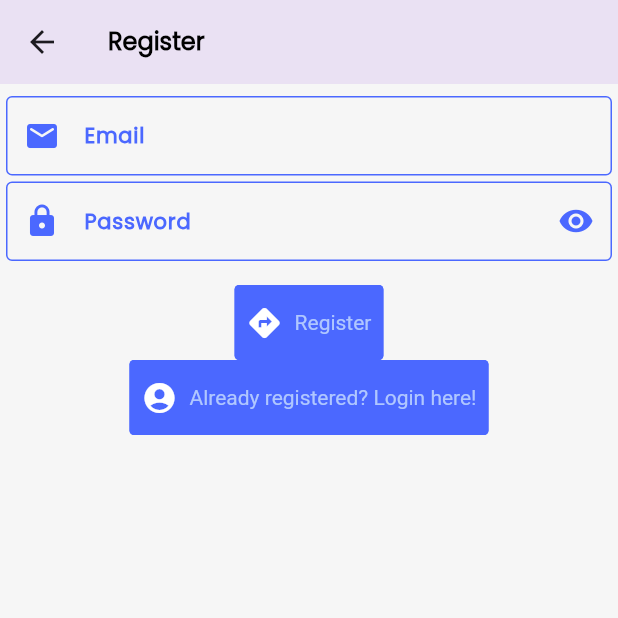
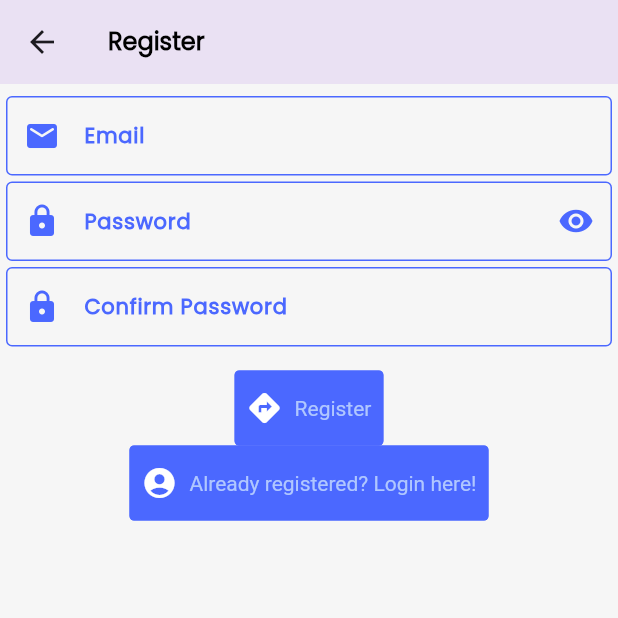
Before and after one commit to defUserName-404/mynotes-flutter, a Flutter app: the RegisterView screen opened by its route, on a phone screen of 412 x 824 dp, the top half of it. Run offline on Flutter 3.47's test engine with Material 3 defaults, Android fonts, the phone set to English and light mode, and no system bars; drawn by our look-alikes of getwidget; our stand-ins replace bloc, cloud_firestore, firebase_auth, firebase_core, flutter_bloc, share_plus and 1 more; accounts and stored records are empty; network calls fail.

Commit message:
Added authentication verification on registration

```diff
--- /dev/null
+++ b/lib/services/auth/auth_validation.dart
@@ -0,0 +1,43 @@
+class AppAuthenticationValidator {
+  AppAuthenticationValidator._();
+
+  static final RegExp _emailRegex = RegExp(
+      r"^[a-zA-Z0-9.!#$%&'*+/=?^_`{|}~-]+@[a-zA-Z0-9](?:[a-zA-Z0-9-]{0,61}[a-zA-Z0-9])?(?:\.[a-zA-Z0-9](?:[a-zA-Z0-9-]{0,61}[a-zA-Z0-9])?)*$");
+
+  static final RegExp _passwordRegex = RegExp(
+      r"^(?=.*[a-z])(?=.*[A-Z])(?=.*\d)(?=.*[@$!%*?&,\-_=])[A-Za-z\d@$!%*?&,\-_=]+$");
+
+  static String? validateEmail(String email) {
+    if (email.isEmpty) {
+      return 'Email must not be empty.';
+    }
+    if (!_emailRegex.hasMatch(email)) {
+      return 'Email is invalid.';
+    }
+    return null;
+  }
+
+  static String? validatePassword(String password) {
+    if (password.isEmpty) {
+      return 'Password must not be empty.';
+    }
+    if (password.length < 6) {
+      return 'Password must be at least 6 characters long.';
+    }
+    if (!_passwordRegex.hasMatch(password)) {
+      return 'Password must contain at least one uppercase letter, one lowercase letter, one digit and one special character.';
+    }
+    return null;
+  }
+
+  static String? validateConfirmPassword(
+      String password, String confirmPassword) {
+    if (confirmPassword.isEmpty) {
+      return 'Confirm password must not be empty.';
+    }
+    if (password != confirmPassword) {
+      return 'Password does not match.';
+    }
+    return null;
+  }
+}
--- a/lib/views/custom_widgets/dialogs.dart
+++ b/lib/views/custom_widgets/dialogs.dart
@@ -37,12 +37,12 @@ class AppDialog {
   static Future<void> showErrorDialog(
       {required BuildContext context,
       required String title,
-      required String content}) async {
+      String? content}) async {
     await showDialog(
       context: context,
       builder: (context) => AlertDialog(
         title: Text(title),
-        content: Text(content),
+        content: content == null ? null : Text(content),
         actions: [
           AppButton(
               text: 'Ok',
--- a/lib/views/custom_widgets/textfield.dart
+++ b/lib/views/custom_widgets/textfield.dart
@@ -6,6 +6,7 @@ class AppTextField extends StatelessWidget {
   final TextInputType keyboardType;
   final String hintText;
   final String labelText;
+  final String? errorText;
   final Widget? prefixIcon;
   final Widget? suffixIcon;
   final Color borderColor;
@@ -16,6 +17,7 @@ class AppTextField extends StatelessWidget {
   final int? maxLines;
   final bool expands;
   final Function? onTap;
+  final String? Function(String?)? validator;
 
   const AppTextField(
       {super.key,
@@ -23,6 +25,7 @@ class AppTextField extends StatelessWidget {
       this.keyboardType = TextInputType.text,
       required this.hintText,
       required this.labelText,
+      this.errorText,
       this.prefixIcon,
       this.suffixIcon,
       this.obscureText = false,
@@ -32,11 +35,12 @@ class AppTextField extends StatelessWidget {
       this.autoCorrect = true,
       this.borderColor = CustomColors.primary,
       this.focusNode,
+      this.validator,
       this.onTap});
 
   @override
   Widget build(BuildContext context) {
-    return TextField(
+    return TextFormField(
         controller: controller,
         keyboardType: keyboardType,
         textAlignVertical: TextAlignVertical.top,
@@ -44,6 +48,14 @@ class AppTextField extends StatelessWidget {
         decoration: InputDecoration(
           hintText: hintText,
           labelText: labelText,
+          errorText: errorText,
+          errorMaxLines: 5,
+          errorBorder: OutlineInputBorder(
+              borderRadius: BorderRadius.circular(4.0),
+              borderSide: const BorderSide(color: Colors.red, width: 1)),
+          focusedErrorBorder: OutlineInputBorder(
+              borderRadius: BorderRadius.circular(4.0),
+              borderSide: const BorderSide(color: Colors.red, width: 3)),
           labelStyle: const TextStyle(
               fontWeight: FontWeight.bold, color: CustomColors.primary),
           floatingLabelAlignment: FloatingLabelAlignment.center,
@@ -56,6 +68,7 @@ class AppTextField extends StatelessWidget {
           prefixIcon: _getColoredIcon(prefixIcon),
           suffixIcon: _getColoredIcon(suffixIcon),
         ),
+        validator: validator,
         obscureText: obscureText,
         enableSuggestions: enableSuggestions,
         autocorrect: autoCorrect,
--- a/lib/views/register_view.dart
+++ b/lib/views/register_view.dart
@@ -2,10 +2,10 @@ import 'package:flutter/material.dart';
 import 'package:flutter/scheduler.dart';
 import 'package:mynotes/services/auth/auth_exceptions.dart';
 import 'package:mynotes/services/auth/auth_service.dart';
+import 'package:mynotes/services/auth/auth_validation.dart';
 
 import '../util/constants/routes.dart';
 import 'custom_widgets/button.dart';
-import 'custom_widgets/dialogs.dart';
 import 'custom_widgets/icon.dart';
 import 'custom_widgets/textfield.dart';
 
@@ -17,51 +17,33 @@ class RegisterView extends StatefulWidget {
 }
 
 class _RegisterViewState extends State<RegisterView> {
+  final _formKey = GlobalKey<FormState>();
   late final TextEditingController _emailController;
   late final TextEditingController _passwordController;
+  late final TextEditingController _confirmPasswordController;
   late bool _isPasswordVisible;
 
   Future<void> _handleRegistration() async {
     final email = _emailController.text;
     final password = _passwordController.text;
     try {
-      final userCredentials = await AppAuthService.firebase()
+      await AppAuthService.firebase()
           .register(email: email, password: password);
       SchedulerBinding.instance.addPostFrameCallback((timeStamp) {
         Navigator.of(context)
             .pushNamedAndRemoveUntil(homeRoute, (route) => false);
       });
     } on EmailAlreadyExistsException {
-      AppDialog.showErrorDialog(
-          context: context,
-          title: 'User Not Found',
-          content:
-              'Email you entered does not belong any existing user. Try Registering.');
     } on WeakPasswordAuthException {
-      AppDialog.showErrorDialog(
-          context: context,
-          title: 'User Not Found',
-          content:
-              'Email you entered does not belong any existing user. Try Registering.');
     } on InvalidEmailAuthException {
-      AppDialog.showErrorDialog(
-          context: context,
-          title: 'User Not Found',
-          content:
-              'Email you entered does not belong any existing user. Try Registering.');
-    } on GenericAuthException {
-      AppDialog.showErrorDialog(
-          context: context,
-          title: 'User Not Found',
-          content:
-              'Email you entered does not belong any existing user. Try Registering.');
-    }
+    } on GenericAuthException {}
   }
 
   @override
   void initState() {
     _emailController = TextEditingController();
     _passwordController = TextEditingController();
+    _confirmPasswordController = TextEditingController();
     _isPasswordVisible = false;
     super.initState();
   }
@@ -70,6 +52,7 @@ class _RegisterViewState extends State<RegisterView> {
   void dispose() {
     _emailController.dispose();
     _passwordController.dispose();
+    _confirmPasswordController.dispose();
     super.dispose();
   }
 
@@ -91,6 +74,8 @@ class _RegisterViewState extends State<RegisterView> {
   Widget _body() {
     return Container(
       margin: const EdgeInsets.all(4.0),
+      child: Form(
+        key: _formKey,
         child: Column(
           children: [
             const SizedBox(height: 4.0),
@@ -99,6 +84,8 @@ class _RegisterViewState extends State<RegisterView> {
               keyboardType: TextInputType.emailAddress,
               hintText: 'Enter your email here',
               labelText: 'Email',
+              validator: (email) =>
+                  AppAuthenticationValidator.validateEmail(email!),
               prefixIcon: const Icon(Icons.email_rounded),
             ),
             const SizedBox(height: 4.0),
@@ -107,6 +94,8 @@ class _RegisterViewState extends State<RegisterView> {
               hintText: 'Enter your password here',
               labelText: 'Password',
               prefixIcon: const Icon(Icons.lock),
+              validator: (password) =>
+                  AppAuthenticationValidator.validatePassword(password!),
               suffixIcon: IconButton(
                   icon: AppIcon(
                       icon: _isPasswordVisible
@@ -121,12 +110,27 @@ class _RegisterViewState extends State<RegisterView> {
               enableSuggestions: false,
               autoCorrect: false,
             ),
+            const SizedBox(height: 4.0),
+            AppTextField(
+              controller: _confirmPasswordController,
+              hintText: 'Enter your password again',
+              labelText: 'Confirm Password',
+              validator: (retypedPassword) =>
+                  AppAuthenticationValidator.validateConfirmPassword(
+                      _passwordController.text, retypedPassword!),
+              prefixIcon: const Icon(Icons.lock),
+              obscureText: true,
+              enableSuggestions: false,
+              autoCorrect: false,
+            ),
             const SizedBox(height: 16.0),
             AppButton(
                 text: 'Register',
                 icon: const Icon(Icons.directions),
                 onPressed: () async {
-                _handleRegistration();
+                  if (_formKey.currentState!.validate()) {
+                    await _handleRegistration();
+                  }
                 }),
             AppButton(
                 text: 'Already registered? Login here!',
@@ -139,6 +143,7 @@ class _RegisterViewState extends State<RegisterView> {
                 }),
           ],
         ),
+      ),
     );
   }
 }
```
Lines whose indentation alone changed are shown as unchanged.
